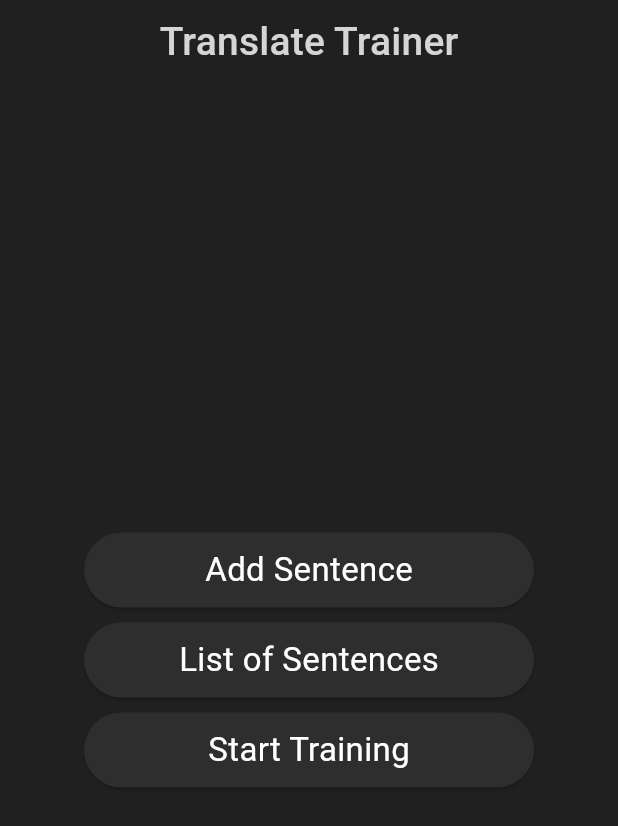
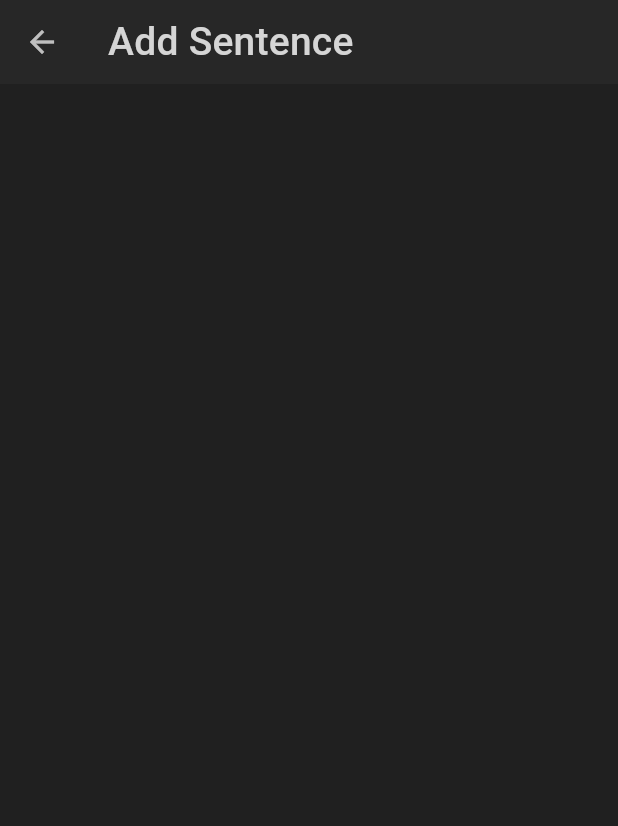
Before and after one commit to ana-znv/translate_trainer, a Flutter app: the screen it shows after launch, after a tap on "Add Sentence", on a phone screen of 412 x 824 dp. Shown: the top 826 px of the screen. Run offline on Flutter 3.47's test engine with Material 3 defaults, Android fonts, the phone set to English and light mode, and no system bars.

Commit message:
added navigation

```diff
--- a/lib/main.dart
+++ b/lib/main.dart
@@ -24,7 +24,8 @@ class TranslateTrainer extends StatelessWidget {
           bodyMedium: TextStyle(color: Colors.white, fontSize: 22),
         ),
         appBarTheme: AppBarTheme(
-          backgroundColor: const Color.fromARGB(255, 32, 32, 32),
+          backgroundColor: const Color.fromARGB(255, 39, 39, 39),
+          iconTheme: IconThemeData(color: Colors.white70),
         ),
         elevatedButtonTheme: ElevatedButtonThemeData(
           style: ElevatedButton.styleFrom(
@@ -32,7 +33,12 @@ class TranslateTrainer extends StatelessWidget {
           ),
         ),
       ),
-      home: const HomeScreen(),
+      routes: {
+        '/': (context) => HomeScreen(),
+        '/add': (context) => AddSentence(),
+        '/list': (context) => ListOfSentences(),
+        '/start': (context) => StartTraining(),
+      },
     );
   }
 }
@@ -61,7 +67,9 @@ class _HomeScreenState extends State<HomeScreen> {
               height: 50,
               width: 300,
               child: ElevatedButton(
-                onPressed: () {},
+                onPressed: () {
+                  Navigator.pushNamed(context, '/add');
+                },
                 child: Text("Add Sentence", style: theme.textTheme.bodyMedium),
               ),
             ),
@@ -72,7 +80,9 @@ class _HomeScreenState extends State<HomeScreen> {
               height: 50,
               width: 300,
               child: ElevatedButton(
-                onPressed: () {},
+                onPressed: () {
+                  Navigator.pushNamed(context, '/list');
+                },
                 child: Text(
                   "List of Sentences",
                   style: theme.textTheme.bodyMedium,
@@ -86,7 +96,9 @@ class _HomeScreenState extends State<HomeScreen> {
               height: 50,
               width: 300,
               child: ElevatedButton(
-                onPressed: () {},
+                onPressed: () {
+                  Navigator.pushNamed(context, '/start');
+                },
                 child: Text(
                   "Start Training",
                   style: theme.textTheme.bodyMedium,
@@ -99,3 +111,60 @@ class _HomeScreenState extends State<HomeScreen> {
     );
   }
 }
+
+class AddSentence extends StatefulWidget {
+  const AddSentence({super.key});
+
+  @override
+  State<AddSentence> createState() => _AddSentenceState();
+}
+
+class _AddSentenceState extends State<AddSentence> {
+  @override
+  Widget build(BuildContext context) {
+    final theme = Theme.of(context);
+    return Scaffold(
+      appBar: AppBar(
+        title: Text("Add Sentence", style: theme.textTheme.titleMedium),
+      ),
+    );
+  }
+}
+
+class ListOfSentences extends StatefulWidget {
+  const ListOfSentences({super.key});
+
+  @override
+  State<ListOfSentences> createState() => _ListOfSentencesState();
+}
+
+class _ListOfSentencesState extends State<ListOfSentences> {
+  @override
+  Widget build(BuildContext context) {
+    final theme = Theme.of(context);
+    return Scaffold(
+      appBar: AppBar(
+        title: Text("List of Sentences", style: theme.textTheme.titleMedium),
+      ),
+    );
+  }
+}
+
+class StartTraining extends StatefulWidget {
+  const StartTraining({super.key});
+
+  @override
+  State<StartTraining> createState() => _StartTrainingState();
+}
+
+class _StartTrainingState extends State<StartTraining> {
+  @override
+  Widget build(BuildContext context) {
+    final theme = Theme.of(context);
+    return Scaffold(
+      appBar: AppBar(
+        title: Text("Start Training", style: theme.textTheme.titleMedium),
+      ),
+    );
+  }
+}
```
